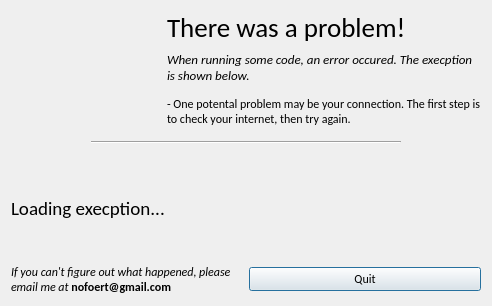
Above: ui/error.ui from nfoert/jadelauncher_actionstest before the change. Below: the same form after it.
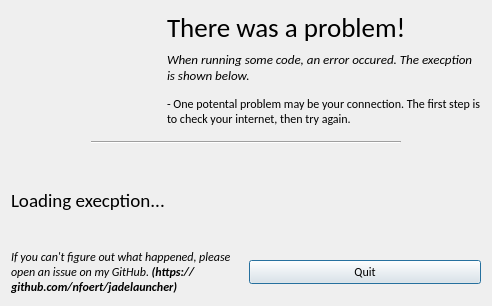
That is the form after the change. Icons and pictures are not drawn.

```diff
--- a/ui/error.ui
+++ b/ui/error.ui
@@ -148,7 +148,7 @@
           </font>
          </property>
          <property name="text">
-          <string>&lt;html&gt;&lt;head/&gt;&lt;body&gt;&lt;p&gt;&lt;span style=&quot; font-style:italic;&quot;&gt;If you can't figure out what happened, please email me at &lt;/span&gt;&lt;span style=&quot; font-weight:600;&quot;&gt;nofoert@gmail.com&lt;/span&gt;&lt;/p&gt;&lt;/body&gt;&lt;/html&gt;</string>
+          <string>&lt;html&gt;&lt;head/&gt;&lt;body&gt;&lt;p&gt;&lt;span style=&quot; font-style:italic;&quot;&gt;If you can't figure out what happened, please open an issue on my GitHub. &lt;/span&gt;&lt;span style=&quot; font-weight:600; font-style:italic;&quot;&gt;(https://github.com/nfoert/jadelauncher)&lt;/span&gt;&lt;/p&gt;&lt;/body&gt;&lt;/html&gt;</string>
          </property>
          <property name="wordWrap">
           <bool>true</bool>
```
